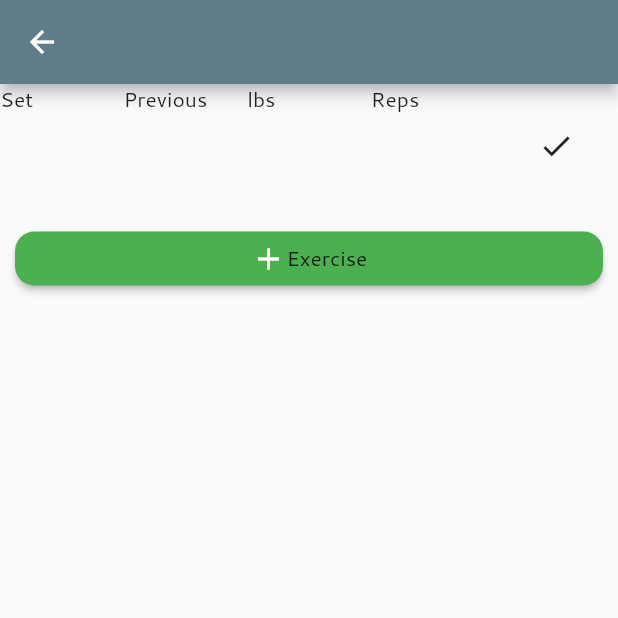
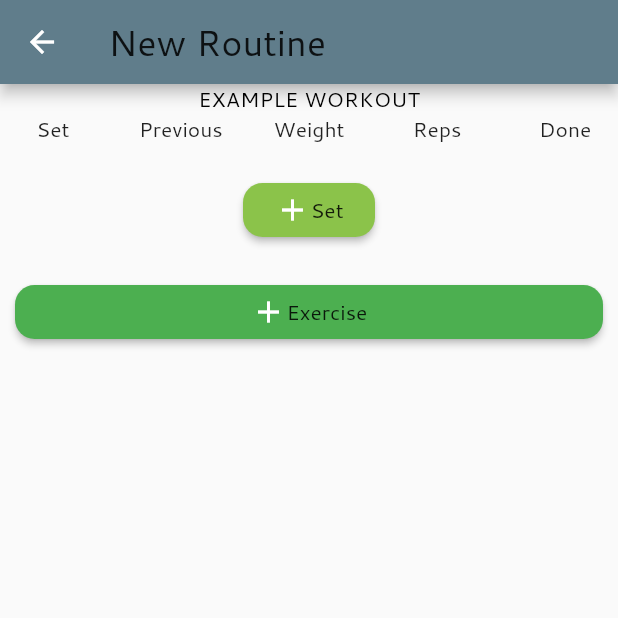
Before and after one commit to tylerreece22/workout-tracking-essentials, a Flutter app: the CreateRoutine screen opened directly, on a phone screen of 412 x 824 dp, the top half of it. Run offline on Flutter 3.47's test engine with Material 2 defaults, Android fonts, the phone set to English and light mode, and no system bars.

Commit message:
Functional layout using ListView.builder and simplified code

```diff
--- a/lib/exercise/CreateRoutine.dart
+++ b/lib/exercise/CreateRoutine.dart
@@ -1,6 +1,7 @@
 import 'package:flutter/material.dart';
 
 import 'Workout.dart';
+import 'widgets/AddWorkoutButton.dart';
 
 class CreateRoutine extends StatefulWidget {
   @override
@@ -8,15 +9,18 @@ class CreateRoutine extends StatefulWidget {
 }
 
 class CreateRoutineState extends State<CreateRoutine> {
-  String title = '';
-  List<Widget> workouts = [];
+  String routineTitle = 'New Routine';
+  List<Widget> workouts = [
+    new Workout(
+      workoutName: 'Example Workout',
+    )
+  ];
 
   _addWorkout() {
-    Workout workout = new Workout();
+    Workout workout = new Workout(workoutName: 'cool workout');
     setState(() {
-      workouts.insertAll(workouts.length, workout.buildWorkoutSets());
+      workouts.add(workout);
     });
-
   }
 
   @override
@@ -24,52 +28,20 @@ class CreateRoutineState extends State<CreateRoutine> {
     return Scaffold(
         appBar: AppBar(
           title: Text(
-            title,
+            routineTitle,
             style: Theme.of(context).textTheme.headline,
           ),
         ),
-        body: Container(
-            child: CustomScrollView(slivers: <Widget>[
-          SliverGrid(
-            gridDelegate:
-                SliverGridDelegateWithFixedCrossAxisCount(crossAxisCount: 5),
-            delegate: SliverChildListDelegate([
-              Text('Set'),
-              Text('Previous'),
-              Text('lbs'),
-              Text('Reps'),
-              Icon(Icons.check),
-              ...workouts
-            ]),
-          ),
-          SliverList(
-              delegate: SliverChildListDelegate([
-            Column(
-              mainAxisSize: MainAxisSize.max,
-              children: <Widget>[
-                Padding(
-                  padding: EdgeInsets.all(10.0),
-                  child: RaisedButton(
-                    onPressed: _addWorkout,
-                    color: Colors.green,
-                    child: Row(
-                      mainAxisAlignment: MainAxisAlignment.center,
-                      children: <Widget>[
-                        Icon(
-                          Icons.add,
-                          color: Colors.white,
-                        ),
-                        Text(
-                          'Exercise',
-                          style: Theme.of(context).textTheme.button,
-                        )
-                      ],
-                    ),
-                  ),
-                ),
-              ],
-            )
-          ])),
-        ])));
+        body: ListView.builder(
+            itemCount: 1,
+            itemBuilder: (BuildContext context, int index) {
+              return Container(
+                  child: Column(
+                children: <Widget>[
+                  ...workouts,
+                  AddWorkoutButton(addWorkout: _addWorkout)
+                ],
+              ));
+            }));
   }
 }
--- a/lib/exercise/Workout.dart
+++ b/lib/exercise/Workout.dart
@@ -1,39 +1,45 @@
 import 'package:flutter/material.dart';
 
-class Workout {
-//  @override
-//  State<StatefulWidget> createState() => WorkoutState();
+import 'widgets/AddSetButton.dart';
+import 'widgets/WorkoutRow.dart';
+
+class Workout extends StatefulWidget {
   String workoutName;
-  Set<WorkoutSet> sets;
 
-  List<Widget> buildWorkoutSets() {
-    WorkoutSet set1 = new WorkoutSet(setNumber: 1, previous: '100lb x 6', weight: 100, reps: 6, completed: false);
-    return [
-      Text('${set1.setNumber}'),
-      Text('${set1.previous}'),
-      Text('${set1.weight}'),
-      Text('${set1.reps}'),
-      Text('${set1.completed}'),
-    ];
+  Workout({this.workoutName});
+
+  @override
+  State<StatefulWidget> createState() => WorkoutState(workoutName: workoutName);
+}
+
+class WorkoutState extends State<Workout> {
+  String workoutName;
+  List<Widget> sets = [];
+
+  WorkoutState({this.workoutName});
+
+  Widget _workoutName() {
+    return Text(
+      workoutName.toUpperCase(),
+      style: Theme.of(context).textTheme.subtitle,
+    );
+  }
+
+  Widget _addSet() {
+    setState(() {
+      sets.add(WorkoutRow('${sets.length + 1}', '100 x 6', '100', '6', 'true'));
+    });
+  }
+
+  @override
+  Widget build(BuildContext context) {
+    return Column(
+      children: <Widget>[
+        _workoutName(),
+        WorkoutRow('Set', 'Previous', 'Weight', 'Reps', 'Done'),
+        ...sets,
+        AddSetButton(_addSet)
+      ],
+    );
   }
 }
-
-//class WorkoutState extends State<Workout> {
-//  String workoutName;
-//  List<WorkoutSet> sets;
-//
-//  @override
-//  Widget build(BuildContext context) {
-//    return ;
-//  }
-//}
-
-class WorkoutSet {
-  int setNumber;
-  String previous;
-  int weight;
-  int reps;
-  bool completed;
-
-  WorkoutSet({this.setNumber, this.previous, this.weight, this.reps, this.completed});
-}
--- /dev/null
+++ b/lib/exercise/widgets/AddSetButton.dart
@@ -0,0 +1,35 @@
+import 'package:flutter/material.dart';
+
+class AddSetButton extends StatelessWidget {
+  Function() addSet;
+
+  AddSetButton(this.addSet);
+
+  @override
+  Widget build(BuildContext context) {
+    return Row(
+      mainAxisAlignment: MainAxisAlignment.spaceEvenly,
+      children: <Widget>[
+        Padding(
+          padding: EdgeInsets.all(10.0),
+          child: RaisedButton(
+            color: Colors.lightGreen,
+            onPressed: addSet,
+            child: Row(
+              children: <Widget>[
+                Icon(
+                  Icons.add,
+                  color: Colors.white,
+                ),
+                Text(
+                  'Set',
+                  style: Theme.of(context).textTheme.button,
+                )
+              ],
+            ),
+          ),
+        )
+      ],
+    );
+  }
+}
--- /dev/null
+++ b/lib/exercise/widgets/AddWorkoutButton.dart
@@ -0,0 +1,41 @@
+import 'package:flutter/material.dart';
+
+class AddWorkoutButton extends StatelessWidget {
+  Function() addWorkout;
+
+  AddWorkoutButton({Function() this.addWorkout});
+
+  @override
+  Widget build(BuildContext context) {
+    return
+          Column(
+            mainAxisSize: MainAxisSize.max,
+            children: <Widget>[
+              Padding(
+                padding: EdgeInsets.all(10.0),
+                child: RaisedButton(
+                  onPressed: () => addWorkout(),
+                  color: Colors.green,
+                  child: Row(
+                    mainAxisAlignment: MainAxisAlignment.center,
+                    children: <Widget>[
+                      Icon(
+                        Icons.add,
+                        color: Colors.white,
+                      ),
+                      Text(
+                        'Exercise',
+                        style: Theme
+                            .of(context)
+                            .textTheme
+                            .button,
+                      )
+                    ],
+                  ),
+                ),
+              ),
+            ],
+          );
+  }
+
+}
--- /dev/null
+++ b/lib/exercise/widgets/WorkoutRow.dart
@@ -0,0 +1,44 @@
+import 'package:flutter/material.dart';
+
+class WorkoutRow extends StatelessWidget {
+  String item1;
+  String item2;
+  String item3;
+  String item4;
+  String item5;
+
+  WorkoutRow(this.item1, this.item2, this.item3, this.item4, this.item5);
+
+  Widget _rowItem(String headerName) {
+    return Row(
+      mainAxisAlignment: MainAxisAlignment.center,
+      crossAxisAlignment: CrossAxisAlignment.start,
+      children: <Widget>[
+        Text(headerName),
+      ],
+    );
+  }
+
+  @override
+  Widget build(BuildContext context) {
+    return Container(
+        height: 30.0,
+        child: GridView.count(
+          crossAxisSpacing: 15.0,
+          physics: NeverScrollableScrollPhysics(),
+          // Diables GridView scrolling
+          shrinkWrap: true,
+          //
+          primary: true,
+          crossAxisCount: 5,
+          children: <Widget>[
+            _rowItem(item1),
+            _rowItem(item2),
+            _rowItem(item3),
+            _rowItem(item4),
+            _rowItem(item5),
+          ],
+        ));
+  }
+
+}
--- a/lib/workout/WorkoutHome.dart
+++ b/lib/workout/WorkoutHome.dart
@@ -42,10 +42,13 @@ class WorkoutHome extends StatelessWidget {
                     style: Theme.of(context).textTheme.subtitle,
                   ),
                 ),
-                RaisedButton(
-                  onPressed: () => Navigator.push(context, MaterialPageRoute(builder: (context) => CreateRoutine())),
-                  child: Icon(Icons.add),
-                  color: Colors.lightGreen,
+                Padding(
+                  padding: EdgeInsets.all(10.0),
+                    child: RaisedButton(
+                      onPressed: () => Navigator.push(context, MaterialPageRoute(builder: (context) => CreateRoutine())),
+                      child: Icon(Icons.add, color: Colors.white,),
+                      color: Colors.green,
+                    )
                 )
               ],
             ),
```
